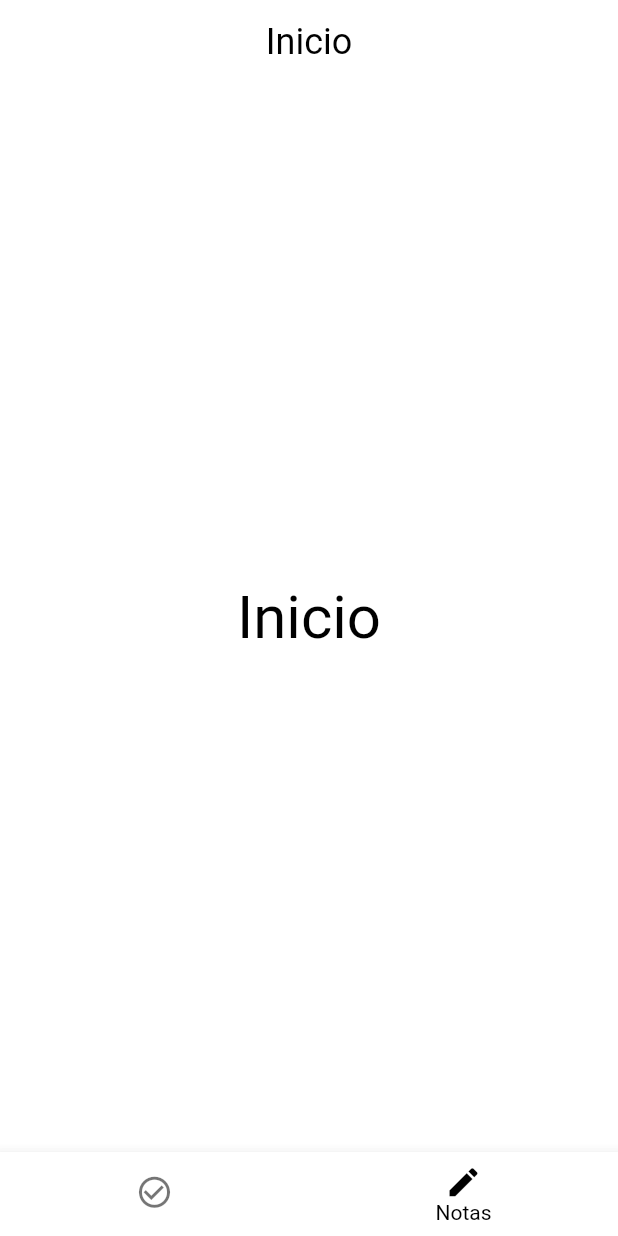
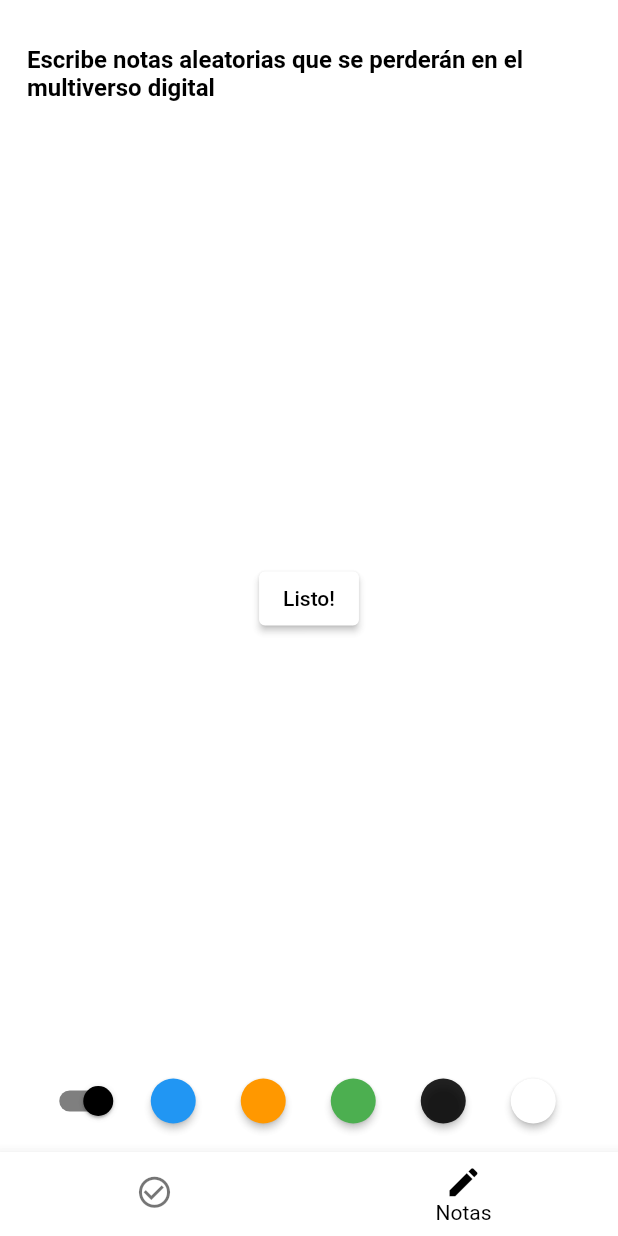
Before and after one commit to Sres0/Guia_basica_Flutter_y_Dart, a Flutter app: the screen it shows after launch, item 2 of the bottom bar chosen, on a phone screen of 412 x 824 dp. Run offline on Flutter 3.47's test engine with Material 2 defaults, Android fonts, the phone set to English and light mode, and no system bars; network calls fail.

Commit message:
+ página notas

```diff
--- a/lib/constants/app_theme.dart
+++ b/lib/constants/app_theme.dart
@@ -13,11 +13,9 @@ ThemeData themeData() {
       headline5: _textStyle.copyWith(color: kPrimaryColorLight),
       headline4: _textStyle.copyWith(fontSize: 18),
       headline3: _textStyle.copyWith(fontSize: 24),
-      subtitle1: _textStyle.copyWith(
-          fontWeight: FontWeight.bold, color: kPrimaryColorLight),
+      subtitle1: _textStyle.copyWith(fontWeight: FontWeight.bold),
       subtitle2: _textStyle,
-      bodyText1: _textStyle.copyWith(
-          fontWeight: FontWeight.bold, color: kPrimaryColorLight),
+      bodyText1: _textStyle.copyWith(fontWeight: FontWeight.bold),
       bodyText2: _textStyle);
 
   return ThemeData(
@@ -28,6 +26,7 @@ ThemeData themeData() {
     primaryColorDark: kPrimaryColorDark,
     textTheme: _textTheme,
     iconTheme: IconThemeData(color: kPrimaryColorDark),
+    buttonTheme: ButtonThemeData(buttonColor: kPrimaryColorLight),
     appBarTheme: AppBarTheme(
       color: kPrimaryColorLight,
       elevation: 0,
--- a/lib/main.dart
+++ b/lib/main.dart
@@ -1,7 +1,7 @@
 //APP INTEGRADORA
 
 import 'package:flutter/material.dart';
-import 'package:proyecto3_1/paginas/profile_page.dart';
+import 'package:proyecto3_1/paginas/pagina_notas.dart';
 import 'paginas/pagina_habitos.dart';
 import './constants/app_theme.dart';
 
@@ -27,7 +27,7 @@ class MyHomePage extends StatefulWidget {
 
 class _MyHomePageState extends State<MyHomePage> {
   int currentIndex = 0;
-  final screens = [const PaginaHabitos(), const ProfilePage()];
+  final screens = [const PaginaHabitos(), const PaginaNotas()];
 
   @override
   Widget build(BuildContext context) {
--- /dev/null
+++ b/lib/paginas/pagina_notas.dart
@@ -0,0 +1,91 @@
+import 'dart:ui';
+
+import 'package:flutter/material.dart';
+import '../constants/app_theme.dart';
+
+class PaginaNotas extends StatefulWidget {
+  const PaginaNotas({Key? key}) : super(key: key);
+  @override
+  State<PaginaNotas> createState() => _PaginaNotasState();
+}
+
+class _PaginaNotasState extends State<PaginaNotas> {
+  final TextEditingController _textFieldController = TextEditingController();
+  bool _isDark = true;
+  Color _bgColor = kSecondaryColorLight;
+
+  @override
+  Widget build(BuildContext context) {
+    return Scaffold(
+        backgroundColor: _bgColor,
+        body: Padding(
+            padding: const EdgeInsets.all(10),
+            child: Column(
+                mainAxisAlignment: MainAxisAlignment.spaceBetween,
+                children: [
+                  Padding(
+                    padding: const EdgeInsets.all(8.0),
+                    child: TextField(
+                      selectionHeightStyle: BoxHeightStyle.max,
+                      style: TextStyle(
+                          color:
+                              _isDark ? kPrimaryColorDark : kPrimaryColorLight),
+                      controller: _textFieldController,
+                      minLines: 1,
+                      maxLines: 5,
+                      keyboardType: TextInputType.multiline,
+                      decoration: InputDecoration(
+                        enabledBorder: InputBorder.none,
+                        hintStyle: TextStyle(
+                            color: _isDark
+                                ? kPrimaryColorDark
+                                : kPrimaryColorLight),
+                        hintText:
+                            'Escribe notas aleatorias que se perderán en el multiverso digital',
+                      ),
+                    ),
+                  ),
+                  ElevatedButton(
+                    style:
+                        ElevatedButton.styleFrom(primary: kPrimaryColorLight),
+                    onPressed: () => FocusScope.of(context).unfocus(),
+                    child: const Text('Listo!'),
+                  ),
+                  SizedBox(
+                    width: MediaQuery.of(context).size.width,
+                    child: Row(
+                      mainAxisAlignment: MainAxisAlignment.center,
+                      children: [
+                        Switch(
+                            activeColor: kPrimaryColorDark,
+                            inactiveThumbColor: kPrimaryColorLight,
+                            inactiveTrackColor: kPrimaryColorLight,
+                            value: _isDark,
+                            onChanged: (value) => setState(() {
+                                  _isDark = value;
+                                })),
+                        colorearFondo(Colors.blue),
+                        colorearFondo(Colors.orange),
+                        colorearFondo(Colors.green),
+                        colorearFondo(kSecondaryColorDark),
+                        colorearFondo(kPrimaryColorLight),
+                      ],
+                    ),
+                  ),
+                ])));
+  }
+
+  SizedBox colorearFondo(Color color) {
+    return SizedBox(
+        height: 30,
+        width: 60,
+        child: ElevatedButton(
+            onPressed: () => setState(() => (_bgColor = color)),
+            child: const Text(' '),
+            style: ElevatedButton.styleFrom(
+              shape: const CircleBorder(),
+              primary: color,
+              onPrimary: kPrimaryColorLight,
+            )));
+  }
+}
```
Also changed, not shown: lib/constants/theme.dart (+31 -31 lines), lib/themes.dart (+58 -58 lines).
